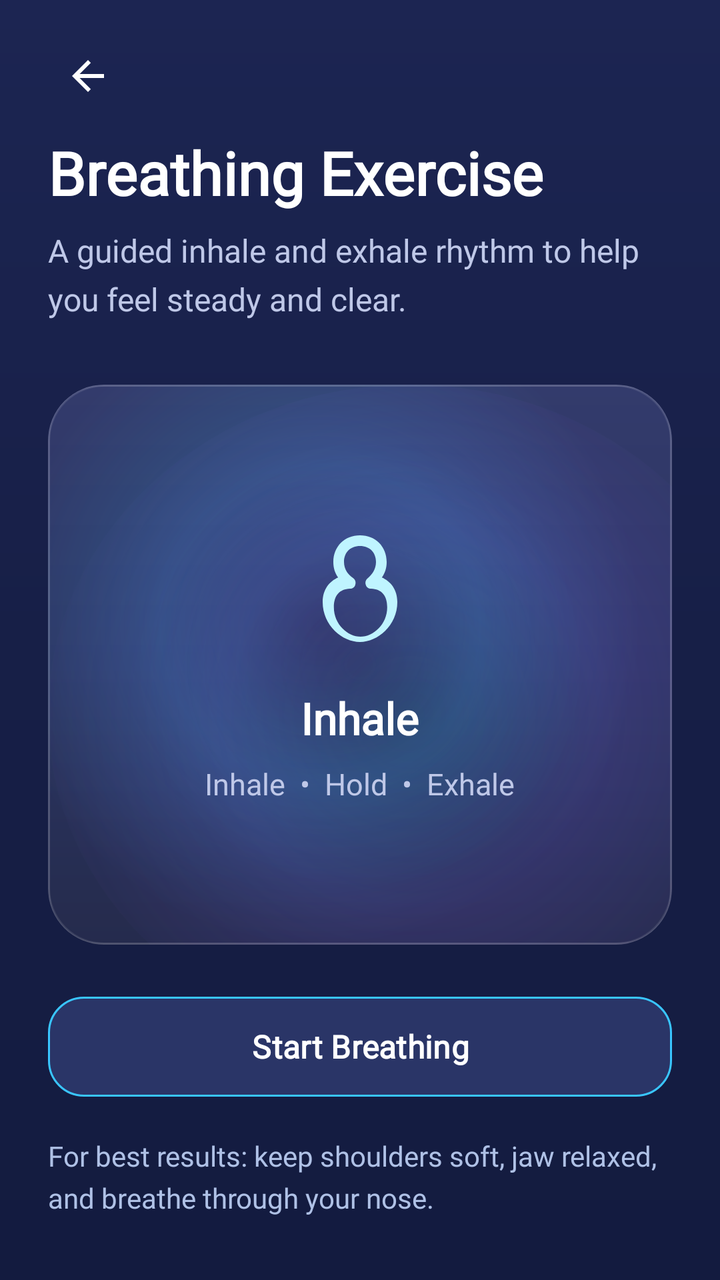
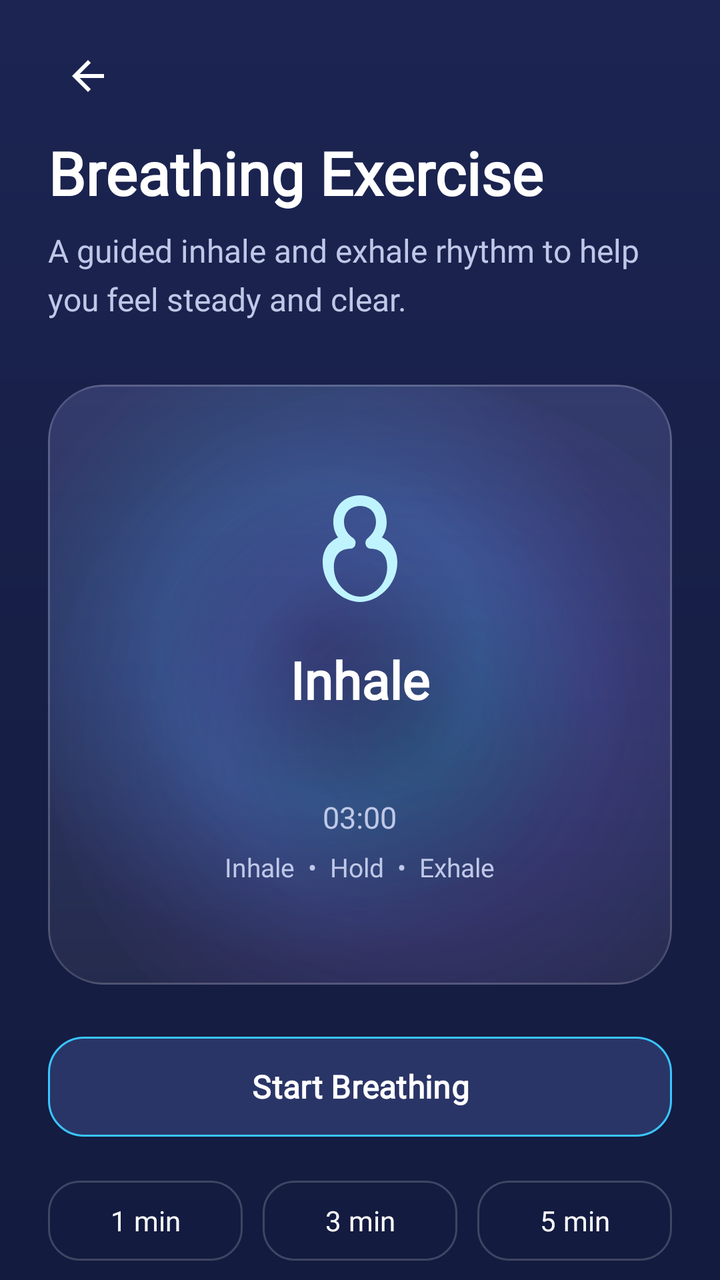

Before-and-after screenshots of an Android layout around one commit, followed by the original layout XML and the change that was made.
<!-- AndroidManifest.xml: activity theme Theme.LucidDreams.Patterns -->
<!-- res/layout/activity_breathing_trainer.xml -->
<?xml version="1.0" encoding="utf-8"?>
<androidx.constraintlayout.widget.ConstraintLayout xmlns:android="http://schemas.android.com/apk/res/android"
    xmlns:app="http://schemas.android.com/apk/res-auto"
    android:id="@+id/simple_root"
    android:layout_width="match_parent"
    android:layout_height="match_parent"
    android:background="@drawable/bg_main_gradient">

    <androidx.core.widget.NestedScrollView
        android:id="@+id/scroll"
        android:layout_width="0dp"
        android:layout_height="0dp"
        android:fillViewport="true"
        android:overScrollMode="never"
        android:scrollbars="none"
        app:layout_constraintTop_toTopOf="parent"
        app:layout_constraintBottom_toBottomOf="parent"
        app:layout_constraintStart_toStartOf="parent"
        app:layout_constraintEnd_toEndOf="parent">

        <LinearLayout
            android:layout_width="match_parent"
            android:layout_height="wrap_content"
            android:orientation="vertical"
            android:paddingStart="24dp"
            android:paddingEnd="24dp"
            android:paddingTop="10dp"
            android:paddingBottom="28dp">

            <LinearLayout
                android:layout_width="match_parent"
                android:layout_height="56dp"
                android:gravity="center_vertical"
                android:orientation="horizontal">

                <ImageView
                    android:id="@+id/simple_back"
                    android:layout_width="40dp"
                    android:layout_height="40dp"
                    android:padding="8dp"
                    android:src="@drawable/ic_back"
                    android:contentDescription="Back"
                    android:background="?attr/selectableItemBackgroundBorderless"
                    app:tint="@color/text_primary" />
            </LinearLayout>

            <TextView
                android:id="@+id/title"
                android:layout_width="match_parent"
                android:layout_height="wrap_content"
                android:text="Breathing Exercise"
                android:textColor="@color/text_primary"
                android:textSize="30sp"
                android:textStyle="bold"
                android:fontFamily="@font/poppins" />

            <TextView
                android:id="@+id/subtitle"
                android:layout_width="match_parent"
                android:layout_height="wrap_content"
                android:layout_marginTop="8dp"
                android:text="A guided inhale and exhale rhythm to help you feel steady and clear."
                android:textColor="@color/text_secondary"
                android:textSize="16sp"
                android:fontFamily="@font/poppins"
                android:lineSpacingMultiplier="1.25" />

            <com.google.android.material.card.MaterialCardView
                android:layout_width="match_parent"
                android:layout_height="280dp"
                android:layout_marginTop="32dp"
                app:cardCornerRadius="28dp"
                app:cardElevation="0dp"
                app:cardBackgroundColor="@android:color/transparent"
                app:strokeColor="#1AFFFFFF"
                app:strokeWidth="1dp">

                <FrameLayout
                    android:layout_width="match_parent"
                    android:layout_height="match_parent"
                    android:background="@drawable/bg_calm_actions_panel">

                    <View
                        android:layout_width="220dp"
                        android:layout_height="220dp"
                        android:layout_gravity="center"
                        android:alpha="0.34"
                        android:background="@drawable/bg_calm_particle_cyan" />

                    <LinearLayout
                        android:layout_width="match_parent"
                        android:layout_height="match_parent"
                        android:gravity="center"
                        android:orientation="vertical"
                        android:padding="18dp">

                        <ImageView
                            android:layout_width="64dp"
                            android:layout_height="64dp"
                            android:src="@drawable/ic_breathing"
                            app:tint="#BFF4FF"
                            android:contentDescription="Breathing animation placeholder" />

                        <TextView
                            android:id="@+id/tvBreathPhase"
                            android:layout_width="wrap_content"
                            android:layout_height="wrap_content"
                            android:layout_marginTop="18dp"
                            android:text="Inhale"
                            android:textColor="@color/text_primary"
                            android:textSize="22sp"
                            android:textStyle="bold"
                            android:fontFamily="@font/poppins" />

                        <TextView
                            android:layout_width="wrap_content"
                            android:layout_height="wrap_content"
                            android:layout_marginTop="8dp"
                            android:text="Inhale  •  Hold  •  Exhale"
                            android:textColor="@color/text_secondary"
                            android:textSize="15sp"
                            android:fontFamily="@font/poppins" />
                    </LinearLayout>
                </FrameLayout>
            </com.google.android.material.card.MaterialCardView>

            <com.google.android.material.button.MaterialButton
                android:id="@+id/btnStartBreathing"
                style="@style/Widget.Material3.Button"
                android:layout_width="match_parent"
                android:layout_height="58dp"
                android:layout_marginTop="22dp"
                android:text="Start Breathing"
                android:textSize="16sp"
                android:textStyle="bold"
                android:fontFamily="@font/poppins"
                android:textColor="@color/text_primary"
                app:cornerRadius="18dp"
                app:backgroundTint="#2A3567"
                app:strokeColor="#39C6FF"
                app:strokeWidth="1dp" />

            <TextView
                android:layout_width="match_parent"
                android:layout_height="wrap_content"
                android:layout_marginTop="16dp"
                android:text="For best results: keep shoulders soft, jaw relaxed, and breathe through your nose."
                android:textColor="@color/text_card_desc"
                android:textSize="14sp"
                android:fontFamily="@font/poppins"
                android:lineSpacingMultiplier="1.25" />

        </LinearLayout>
    </androidx.core.widget.NestedScrollView>

</androidx.constraintlayout.widget.ConstraintLayout>
<!-- resources referenced by this layout -->
<resources>
  <color name="text_card_desc">#AFC1E6</color>
  <color name="text_primary">#FFFFFF</color>
  <color name="text_secondary">#BFC8E8</color>
  <!-- drawable bg_calm_particle_cyan (drawable) -->
  <?xml version="1.0" encoding="utf-8"?>
  <shape xmlns:android="http://schemas.android.com/apk/res/android" android:shape="oval">
      <gradient
          android:type="radial"
          android:gradientRadius="120dp"
          android:centerColor="#2A39C6FF"
          android:endColor="#00000000" />
  </shape>
  <!-- drawable bg_main_gradient (drawable) -->
  <?xml version="1.0" encoding="utf-8"?>
  <shape xmlns:android="http://schemas.android.com/apk/res/android"
      android:shape="rectangle">
      <gradient
          android:angle="270"
          android:startColor="@color/gradient_top"
          android:centerColor="@color/gradient_mid"
          android:endColor="@color/gradient_bottom"
          android:type="linear" />
  </shape>
  <!-- drawable ic_back (drawable) -->
  <vector xmlns:android="http://schemas.android.com/apk/res/android"
      android:width="24dp"
      android:height="24dp"
      android:viewportWidth="24"
      android:viewportHeight="24"
      android:tint="?attr/colorControlNormal">
    <path
        android:fillColor="@android:color/white"
        android:pathData="M20,11H7.83l5.59,-5.59L12,4l-8,8 8,8 1.41,-1.41L7.83,13H20V11Z"/>
  </vector>
  <color name="gradient_top">#1C2552</color>
  <color name="gradient_mid">#171F47</color>
  <color name="gradient_bottom">#131B3F</color>
  <style name="Theme.LucidDreams" parent="Base.Theme.LucidDreams">
          <item name="materialCalendarTheme">@style/CustomDatePickerTheme</item>
      </style>
  <style name="Base.Theme.LucidDreams" parent="Theme.Material3.DayNight.NoActionBar">
          
          
      </style>
  <style name="CustomDatePickerTheme" parent="ThemeOverlay.Material3.MaterialCalendar">
          <item name="colorSurface">#232C61</item>
          <item name="colorOnSurface">#C5CAE9</item>
          <item name="colorPrimary">#39C6FF</item>
          <item name="colorOnPrimary">#171F4B</item>
          <item name="colorSurfaceContainerHigh">#1E2756</item>
          
          <item name="materialCalendarStyle">@style/CustomCalendarStyle</item>
          
          
          <item name="buttonBarPositiveButtonStyle">@style/CustomDatePickerConfirmButton</item>
          <item name="buttonBarNegativeButtonStyle">@style/CustomDatePickerCancelButton</item>
      </style>
  <style name="CustomCalendarStyle" parent="Widget.Material3.MaterialCalendar">
          <item name="dayStyle">@style/CustomCalendarDay</item>
          <item name="daySelectedStyle">@style/CustomCalendarDaySelected</item>
          <item name="dayTodayStyle">@style/CustomCalendarDayToday</item>
          <item name="yearStyle">@style/CustomCalendarDay</item>
          <item name="yearSelectedStyle">@style/CustomCalendarDaySelected</item>
          <item name="yearTodayStyle">@style/CustomCalendarDayToday</item>
      </style>
  <style name="CustomDatePickerConfirmButton" parent="Widget.Material3.Button">
          <item name="backgroundTint">#39C6FF</item>
          <item name="android:textColor">#171F4B</item>
      </style>
  <style name="CustomDatePickerCancelButton" parent="Widget.Material3.Button.TextButton">
          <item name="android:textColor">#C5CAE9</item>
      </style>
  <style name="CustomCalendarDay" parent="Widget.Material3.MaterialCalendar.Day">
          <item name="itemTextColor">#C5CAE9</item>
      </style>
  <style name="CustomCalendarDaySelected" parent="Widget.Material3.MaterialCalendar.Day.Selected">
          <item name="itemTextColor">#171F4B</item>
          <item name="itemFillColor">#39C6FF</item>
      </style>
  <style name="CustomCalendarDayToday" parent="Widget.Material3.MaterialCalendar.Day.Today">
          <item name="itemTextColor">#FFFFFF</item>
          <item name="itemStrokeColor">#39C6FF</item>
          <item name="itemStrokeWidth">1dp</item>
      </style>
  <!-- unchanged entries left out for length: 3 -->
</resources>

<!-- the commit's change to res/layout/activity_breathing_trainer.xml (unified diff, before → after) -->
@@ -65,9 +65,10 @@
                 android:fontFamily="@font/poppins"
                 android:lineSpacingMultiplier="1.25" />
 
+            
             <com.google.android.material.card.MaterialCardView
                 android:layout_width="match_parent"
-                android:layout_height="280dp"
+                android:layout_height="300dp"
                 android:layout_marginTop="32dp"
                 app:cardCornerRadius="28dp"
                 app:cardElevation="0dp"
@@ -80,7 +81,9 @@
                     android:layout_height="match_parent"
                     android:background="@drawable/bg_calm_actions_panel">
 
+                    
                     <View
+                        android:id="@+id/breathAnimParticle"
                         android:layout_width="220dp"
                         android:layout_height="220dp"
                         android:layout_gravity="center"
@@ -95,35 +98,60 @@
                         android:padding="18dp">
 
                         <ImageView
+                            android:id="@+id/breathAnimIcon"
                             android:layout_width="64dp"
                             android:layout_height="64dp"
                             android:src="@drawable/ic_breathing"
                             app:tint="#BFF4FF"
-                            android:contentDescription="Breathing animation placeholder" />
-
+                            android:contentDescription="Breathing animation" />
+
+                        
                         <TextView
                             android:id="@+id/tvBreathPhase"
                             android:layout_width="wrap_content"
                             android:layout_height="wrap_content"
-                            android:layout_marginTop="18dp"
+                            android:layout_marginTop="16dp"
                             android:text="Inhale"
                             android:textColor="@color/text_primary"
-                            android:textSize="22sp"
+                            android:textSize="26sp"
                             android:textStyle="bold"
                             android:fontFamily="@font/poppins" />
 
-                        <TextView
-                            android:layout_width="wrap_content"
-                            android:layout_height="wrap_content"
-                            android:layout_marginTop="8dp"
+                        
+                        <TextView
+                            android:id="@+id/tvBreathCountdown"
+                            android:layout_width="wrap_content"
+                            android:layout_height="wrap_content"
+                            android:layout_marginTop="4dp"
+                            android:text=""
+                            android:textColor="#BFF4FF"
+                            android:textSize="20sp"
+                            android:fontFamily="@font/poppins" />
+
+                        
+                        <TextView
+                            android:id="@+id/tvBreathSessionTimer"
+                            android:layout_width="wrap_content"
+                            android:layout_height="wrap_content"
+                            android:layout_marginTop="10dp"
+                            android:text="03:00"
+                            android:textColor="@color/text_secondary"
+                            android:textSize="15sp"
+                            android:fontFamily="@font/poppins" />
+
+                        <TextView
+                            android:layout_width="wrap_content"
+                            android:layout_height="wrap_content"
+                            android:layout_marginTop="6dp"
                             android:text="Inhale  •  Hold  •  Exhale"
                             android:textColor="@color/text_secondary"
-                            android:textSize="15sp"
+                            android:textSize="13sp"
                             android:fontFamily="@font/poppins" />
                     </LinearLayout>
                 </FrameLayout>
             </com.google.android.material.card.MaterialCardView>
 
+            
             <com.google.android.material.button.MaterialButton
                 android:id="@+id/btnStartBreathing"
                 style="@style/Widget.Material3.Button"
@@ -140,6 +168,95 @@
                 app:strokeColor="#39C6FF"
                 app:strokeWidth="1dp" />
 
+            
+            <LinearLayout
+                android:id="@+id/breathControlPanel"
+                android:layout_width="match_parent"
+                android:layout_height="wrap_content"
+                android:layout_marginTop="10dp"
+                android:orientation="horizontal"
+                android:visibility="gone">
+
+                <com.google.android.material.button.MaterialButton
+                    android:id="@+id/btnPauseBreath"
+                    style="@style/Widget.Material3.Button.OutlinedButton"
+                    android:layout_width="0dp"
+                    android:layout_height="50dp"
+                    android:layout_weight="1"
+                    android:text="Pause"
+                    android:textAllCaps="false"
+                    android:textColor="@color/text_primary"
+                    android:fontFamily="@font/poppins"
+                    android:textSize="15sp"
+                    app:cornerRadius="16dp"
+                    app:strokeColor="#39C6FF" />
+
+                <com.google.android.material.button.MaterialButton
+                    android:id="@+id/btnStopBreath"
+                    style="@style/Widget.Material3.Button.OutlinedButton"
+                    android:layout_width="0dp"
+                    android:layout_height="50dp"
+                    android:layout_weight="1"
+                    android:layout_marginStart="10dp"
+                    android:text="Stop"
+                    android:textAllCaps="false"
+                    android:textColor="#FF6B8A"
+                    android:fontFamily="@font/poppins"
+                    android:textSize="15sp"
+                    app:cornerRadius="16dp"
+                    app:strokeColor="#FF6B8A" />
+            </LinearLayout>
+
+            
+            <LinearLayout
+                android:layout_width="match_parent"
+                android:layout_height="wrap_content"
+                android:layout_marginTop="14dp"
+                android:orientation="horizontal"
+                android:gravity="center">
+
+                <com.google.android.material.button.MaterialButton
+                    android:id="@+id/btnDur1"
+                    style="@style/Widget.Material3.Button.OutlinedButton"
+                    android:layout_width="0dp"
+                    android:layout_height="48dp"
+                    android:layout_weight="1"
+                    android:text="1 min"
+                    android:textAllCaps="false"
+                    android:textColor="@color/text_primary"
+                    android:fontFamily="@font/poppins"
+                    app:cornerRadius="16dp"
+                    app:strokeColor="#2FFFFFFF" />
+
+                <com.google.android.material.button.MaterialButton
+                    android:id="@+id/btnDur3"
+                    style="@style/Widget.Material3.Button.OutlinedButton"
+                    android:layout_width="0dp"
+                    android:layout_height="48dp"
+                    android:layout_weight="1"
+                    android:layout_marginStart="10dp"
+                    android:text="3 min"
+                    android:textAllCaps="false"
+                    android:textColor="@color/text_primary"
+                    android:fontFamily="@font/poppins"
+                    app:cornerRadius="16dp"
+                    app:strokeColor="#2FFFFFFF" />
+
+                <com.google.android.material.button.MaterialButton
+                    android:id="@+id/btnDur5"
+                    style="@style/Widget.Material3.Button.OutlinedButton"
+                    android:layout_width="0dp"
+                    android:layout_height="48dp"
+                    android:layout_weight="1"
+                    android:layout_marginStart="10dp"
+                    android:text="5 min"
+                    android:textAllCaps="false"
+                    android:textColor="@color/text_primary"
+                    android:fontFamily="@font/poppins"
+                    app:cornerRadius="16dp"
+                    app:strokeColor="#2FFFFFFF" />
+            </LinearLayout>
+
             <TextView
                 android:layout_width="match_parent"
                 android:layout_height="wrap_content"
